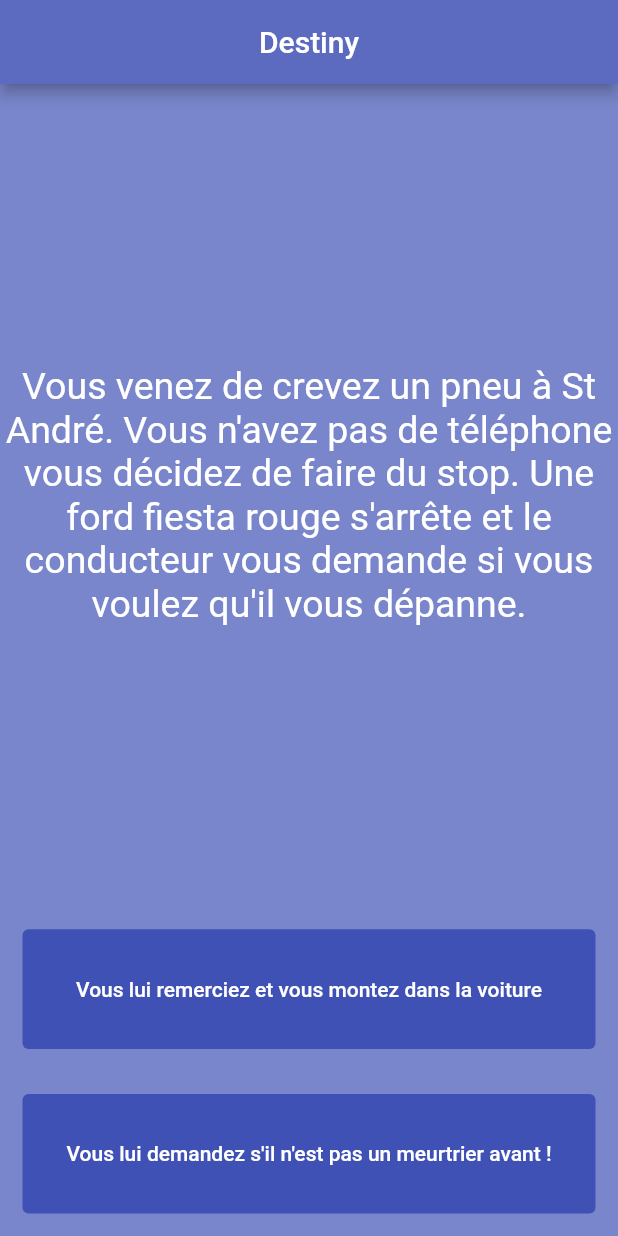
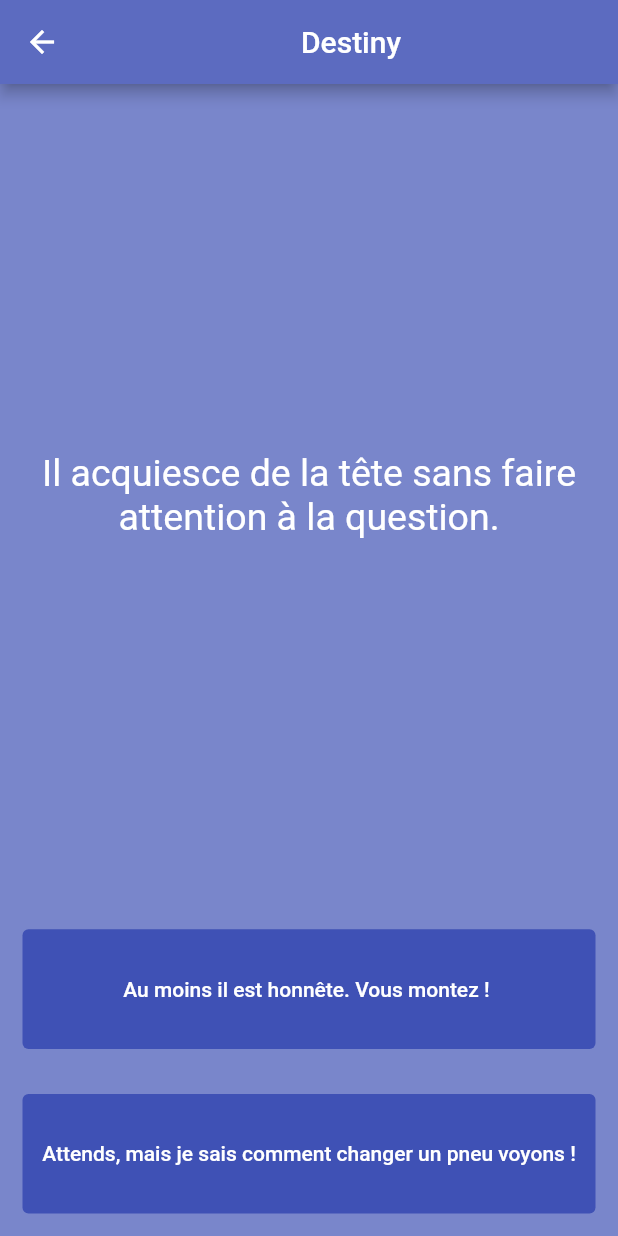
Before and after one commit to Binique/story, a Flutter app: the screen it shows after launch, after a tap on "Vous lui demandez s'il n'est pas un meur", on a phone screen of 412 x 824 dp. Run offline on Flutter 3.47's test engine with Material 2 defaults, Android fonts, the phone set to English and light mode, and no system bars.

```diff
--- a/lib/main.dart
+++ b/lib/main.dart
@@ -56,7 +56,10 @@ class Story extends StatelessWidget {
                 child: TextButton(
                   style: TextButton.styleFrom(backgroundColor: Colors.indigo.shade500),
                   onPressed: () {
-
+                    Navigator.push(
+                      context,
+                      MaterialPageRoute(builder: (context) => const Story1()),
+                    );
                   },
                   child:Text("Vous lui demandez s'il n'est pas un meurtrier avant !",
                       style: TextStyle(color: Colors.white,)
@@ -70,3 +73,63 @@ class Story extends StatelessWidget {
     );
   }
 }
+class Story1 extends StatelessWidget {
+  const Story1 ({Key? key}) : super(key: key);
+
+  @override
+  Widget build(BuildContext context) {
+    return Scaffold(
+      backgroundColor: Colors.indigo.shade300,
+      appBar: AppBar(
+        backgroundColor: Colors.indigo.shade400,
+        title: Center(
+            child: const Text('Destiny')
+        ),
+      ),
+      body: Center(
+        child:
+        Column(
+          crossAxisAlignment: CrossAxisAlignment.stretch,
+          children: [
+            Expanded(
+              flex: 5,
+              child: Center(
+                child: Text('Il acquiesce de la tête sans faire attention à la question.',
+                  style: TextStyle(color: Colors.white,fontSize: 25.0),textAlign: TextAlign.center,
+                ),
+              ),
+            ),
+            Expanded(
+              child:Padding(
+                padding: const EdgeInsets.all(15.0),
+                child: TextButton(
+                  style: TextButton.styleFrom(backgroundColor: Colors.indigo.shade500),
+                  onPressed: () {
+
+                  },
+                  child:Text("Au moins il est honnête. Vous montez ! ",
+                      style: TextStyle(color: Colors.white,)
+                  ),
+                ),
+              ),
+            ),
+            Expanded(
+              child:Padding(
+                padding: const EdgeInsets.all(15.0),
+                child: TextButton(
+                  style: TextButton.styleFrom(backgroundColor: Colors.indigo.shade500),
+                  onPressed: () {
+
+                  },
+                  child:Text( "Attends, mais je sais comment changer un pneu voyons !",
+                      style: TextStyle(color: Colors.white,)
+                  ),
+                ),
+              ),
+            ),
+          ],
+        ),
+      ),
+    );
+  }
+}
```
